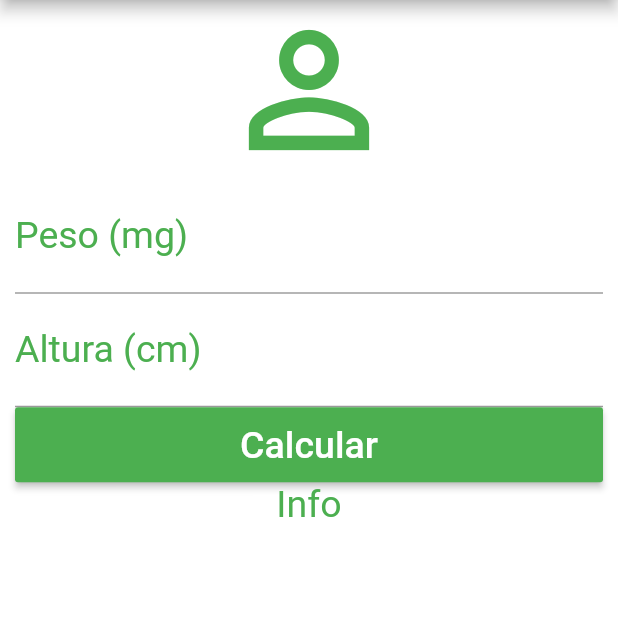
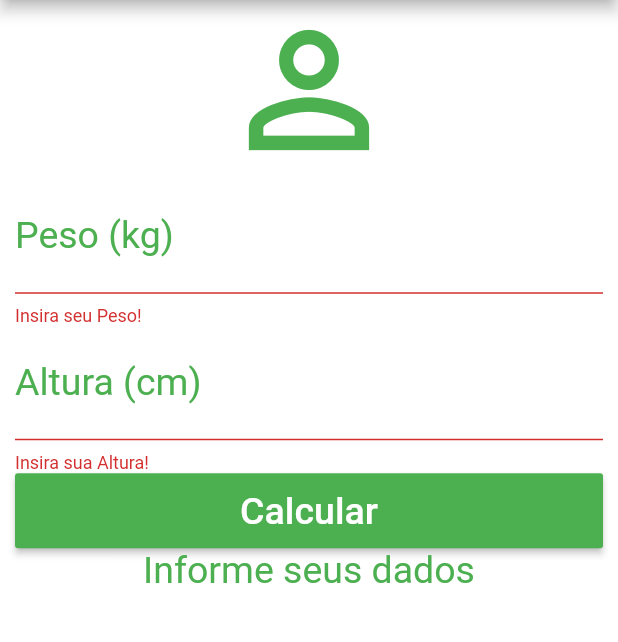
Before and after one commit to icarolopes/criacao-de-apps-android-e-ios-com-flutter, a Flutter app: the screen it shows after launch, after a tap on "Calcular", on a phone screen of 412 x 824 dp, the part 84-726 px from its top. Run offline on Flutter 3.47's test engine with Material 2 defaults, Android fonts, the phone set to English and light mode, and no system bars.

Commit message:
Finalizando o projeto da calculador IMC

```diff
--- a/calculadora_imc/lib/main.dart
+++ b/calculadora_imc/lib/main.dart
@@ -10,6 +10,35 @@ class Home extends StatefulWidget {
 }
 
 class _HomeState extends State<Home> {
+  TextEditingController weightController = TextEditingController();
+  TextEditingController heightController = TextEditingController();
+
+  GlobalKey<FormState> _formKey = GlobalKey<FormState>();
+
+  String _infoText = "Informe seus dados";
+
+  void _resetFields() {
+    weightController.text = "";
+    heightController.text = "";
+
+    setState(() {
+      _infoText = "Informe seus dados";
+    });
+  }
+
+  void _calculate() {
+    setState(() {
+      double weight = double.parse(weightController.text);
+      double height = double.parse(heightController.text) / 100;
+      double imc = weight / (height * height);
+
+      print(imc);
+      if (imc < 18.6) {
+        _infoText = "Abaixo do Peso (${imc.toStringAsFixed(2)})";
+      }
+    });
+  }
+
   @override
   Widget build(BuildContext context) {
     return Scaffold(
@@ -20,45 +49,66 @@ class _HomeState extends State<Home> {
         actions: <Widget>[
           IconButton(
             icon: Icon(Icons.refresh),
-              onPressed: () {},
+            onPressed: _resetFields,
           )
         ],
       ),
       backgroundColor: Colors.white,
-        body: SingleChildScrollView (
+      body: SingleChildScrollView(
         padding: EdgeInsets.fromLTRB(10.0, 0.0, 10.0, 0.0),
+        child: Form(
+          key: _formKey,
           child: Column(
             crossAxisAlignment: CrossAxisAlignment.stretch,
             children: <Widget>[
               Icon(Icons.person_outline, size: 120.0, color: Colors.green),
-              TextField(
+              TextFormField(
                 keyboardType: TextInputType.number,
                 decoration: InputDecoration(
-                      labelText: 'Peso (mg)',
+                    labelText: 'Peso (kg)',
                     labelStyle: TextStyle(color: Colors.green)),
                 textAlign: TextAlign.center,
-                  style: TextStyle(color: Colors.green, fontSize: 25.0)),
-              TextField(
+                style: TextStyle(color: Colors.green, fontSize: 25.0),
+                controller: weightController,
+                validator: (value) {
+                  if (value.isEmpty) {
+                    return "Insira seu Peso!";
+                  }
+                },
+              ),
+              TextFormField(
                   keyboardType: TextInputType.number,
                   decoration: InputDecoration(
                     labelText: 'Altura (cm)',
                     labelStyle: TextStyle(color: Colors.green),
                   ),
                   textAlign: TextAlign.center,
-                  style: TextStyle(color: Colors.green, fontSize: 25.0)),
+                  style: TextStyle(color: Colors.green, fontSize: 25.0),
+                  controller: heightController,
+                  validator: (value) {
+                    if (value.isEmpty) {
+                      return "Insira sua Altura!";
+                    }
+                  }),
               Container(
                   height: 50.0,
                   child: RaisedButton(
-                      onPressed: () {},
+                      onPressed: () {
+                        if(_formKey.currentState.validate()) {
+                          _calculate();
+                        }
+                      },
                       child: Text('Calcular',
-                          style: TextStyle(color: Colors.white, fontSize: 25.0)),
+                          style:
+                              TextStyle(color: Colors.white, fontSize: 25.0)),
                       color: Colors.green)),
-              Text('Info',
+              Text(_infoText,
                   textAlign: TextAlign.center,
                   style: TextStyle(color: Colors.green, fontSize: 25.0))
             ],
           ),
         ),
+      ),
     );
   }
 }
```
Lines whose indentation alone changed are shown as unchanged.
